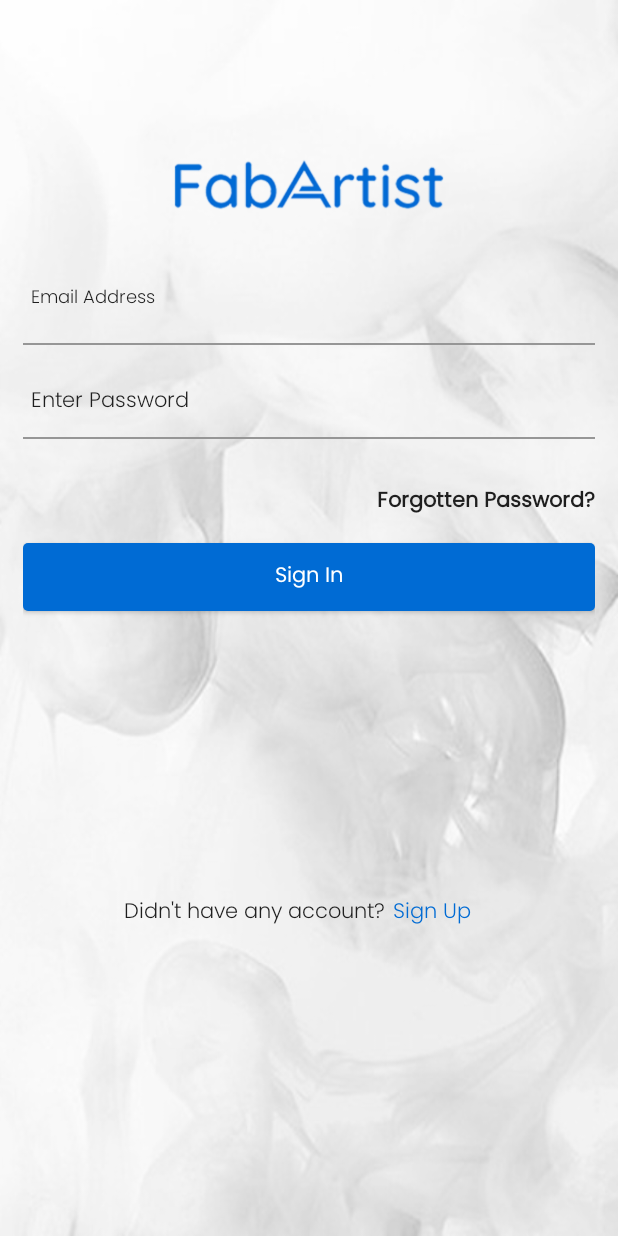
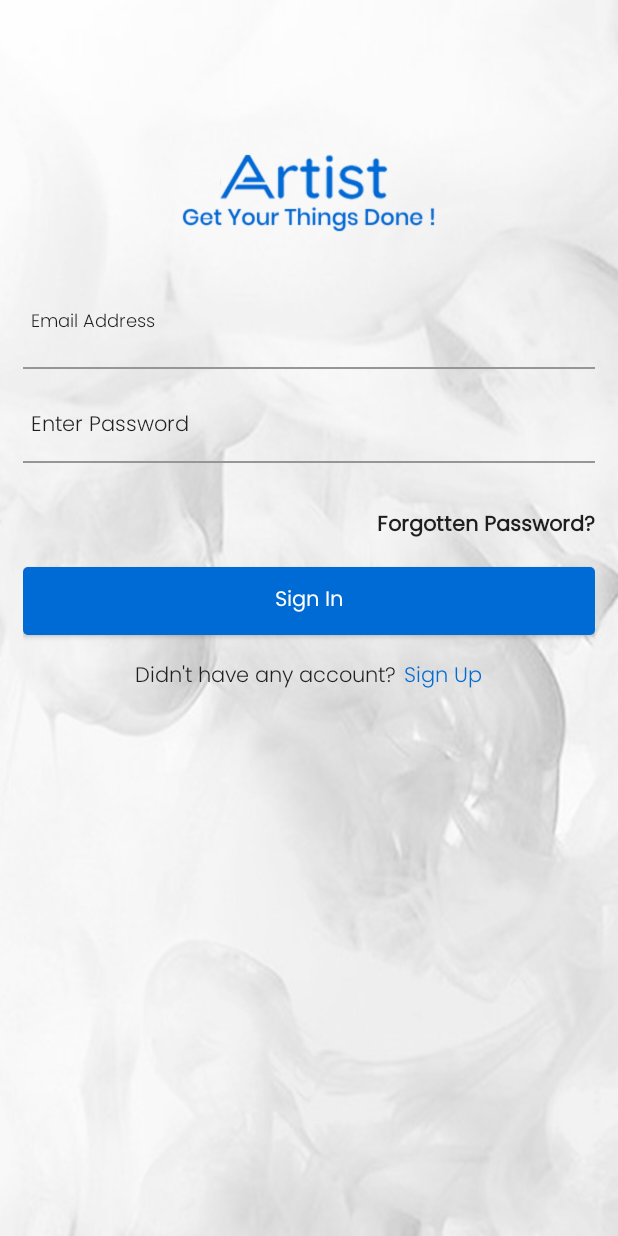
Before and after one commit to MarketingKnob/MainArtistApp, an Android app: the SignInActivity screen opened directly, with no data from a screen before it, on a phone screen of 412 x 824 dp. Run offline under Robolectric (Android 15) with nearby library versions, the phone set to English and light mode, and no system bars.

Commit message:
UI changes

```diff
--- a/app/src/main/res/layout/activity_forgot_pass.xml
+++ b/app/src/main/res/layout/activity_forgot_pass.xml
@@ -18,7 +18,7 @@
         <android.support.v7.widget.AppCompatImageView
             android:layout_width="200dp"
             android:layout_height="wrap_content"
-            android:src="@drawable/fab"
+            android:src="@drawable/fab_without"
             android:layout_gravity="center"
             android:layout_marginTop="80dp"/>
 
--- a/app/src/main/res/layout/activity_main.xml
+++ b/app/src/main/res/layout/activity_main.xml
@@ -8,7 +8,7 @@
     tools:context="com.samyotech.fabartist.SplashActivity">
 
     <ImageView
-        android:layout_width="wrap_content"
+        android:layout_width="200dp"
         android:layout_height="wrap_content"
         android:layout_centerInParent="true"
         android:src="@drawable/fab_without" />
--- a/app/src/main/res/layout/activity_sign_in.xml
+++ b/app/src/main/res/layout/activity_sign_in.xml
@@ -15,7 +15,7 @@
         android:layout_centerHorizontal="true"
         android:layout_gravity="center"
         android:layout_marginTop="80dp"
-        android:src="@drawable/fab" />
+        android:src="@drawable/fab_without" />
 
     <LinearLayout
         android:id="@+id/LLsign"
@@ -109,17 +109,15 @@
             android:textAllCaps="false"
             android:textColor="@color/white" />
 
-    </LinearLayout>
-
         <LinearLayout
             android:layout_width="match_parent"
             android:layout_height="wrap_content"
-        android:layout_above="@+id/RRsncbar"
-        android:layout_alignEnd="@+id/LLsign"
+            android:layout_alignParentStart="true"
             android:layout_marginTop="16dp"
             android:layout_marginBottom="184dp"
             android:gravity="center_horizontal"
-        android:orientation="horizontal">
+            android:orientation="horizontal"
+            android:layout_below="@+id/CBsignIn">
 
             <com.samyotech.fabartist.utils.CustomTextView
                 android:layout_width="wrap_content"
@@ -137,10 +135,9 @@
 
         </LinearLayout>
 
-    <RelativeLayout
-        android:id="@+id/RRsncbar"
-        android:layout_width="match_parent"
-        android:layout_height="20dp"
-        android:layout_alignParentBottom="true"></RelativeLayout>
+
+    </LinearLayout>
+
+
 
 </RelativeLayout>
--- a/app/src/main/res/values/strings.xml
+++ b/app/src/main/res/values/strings.xml
@@ -1,6 +1,6 @@
 <?xml version="1.0" encoding="utf-8"?>
 <resources>
-    <string name="app_name">FabArtist</string>
+    <string name="app_name">Artist</string>
     <string name="permission_pick_rationale">READ_EXTERNAL_STORAGE permission is needed to pick image.</string>
     <string name="permission_crop_rationale">WRITE_EXTERNAL_STORAGE permission is needed to save cropped image.</string>
     <string name="button_allow">Allow</string>
```
Also changed, not shown: app/src/main/res/drawable/fab_without.png. Lines whose indentation alone changed are shown as unchanged.
